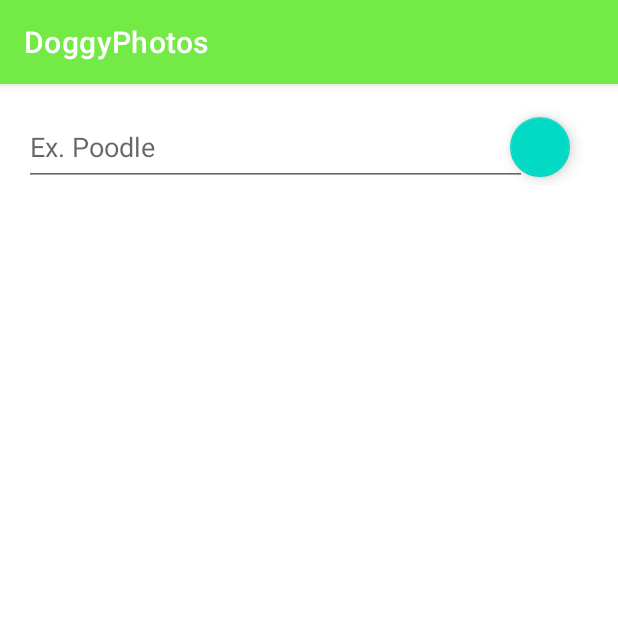
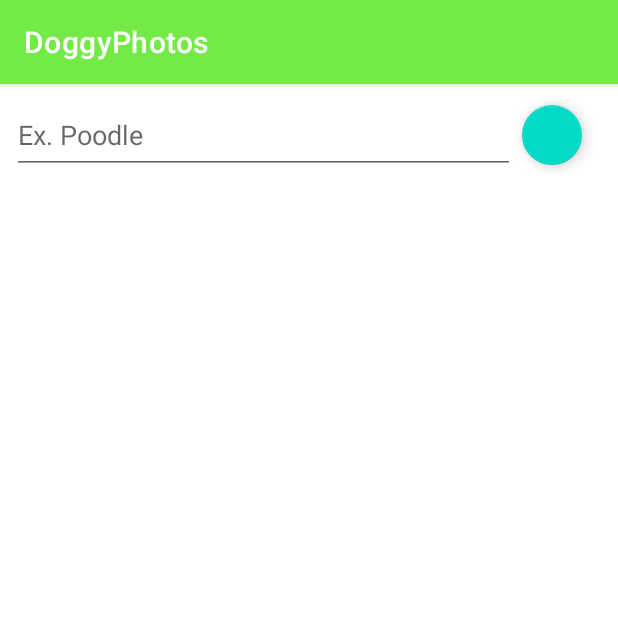
Before and after one commit to ksw5/DoggyPhotos, an Android app: the screen it shows after launch (MainActivity), after a tap on an icon or button, on a phone screen of 412 x 824 dp, the top half of it. Run offline under Robolectric (Android 15) with nearby library versions, the phone set to English and light mode, and no system bars; pictures from the network do not load; 1 statement that could not run was skipped.

Commit message:
remove margin

```diff
--- a/app/src/main/res/layout/activity_main.xml
+++ b/app/src/main/res/layout/activity_main.xml
@@ -4,8 +4,7 @@
     xmlns:tools="http://schemas.android.com/tools"
     android:layout_width="match_parent"
     android:layout_height="match_parent"
-    tools:context=".MainActivity"
-    android:layout_margin="8dp">
+    tools:context=".MainActivity">
 
     <fragment
         android:layout_width="match_parent"
--- a/app/src/main/res/layout/fragment_main.xml
+++ b/app/src/main/res/layout/fragment_main.xml
@@ -67,8 +67,6 @@
         android:layout_width="match_parent"
         android:layout_height="match_parent"
         tools:srcCompat="@tools:sample/backgrounds/scenic"
-        android:layout_centerInParent="true"
-
-        android:layout_margin="0dp"/>
+        android:layout_centerInParent="true" />
 
 </RelativeLayout>
```
